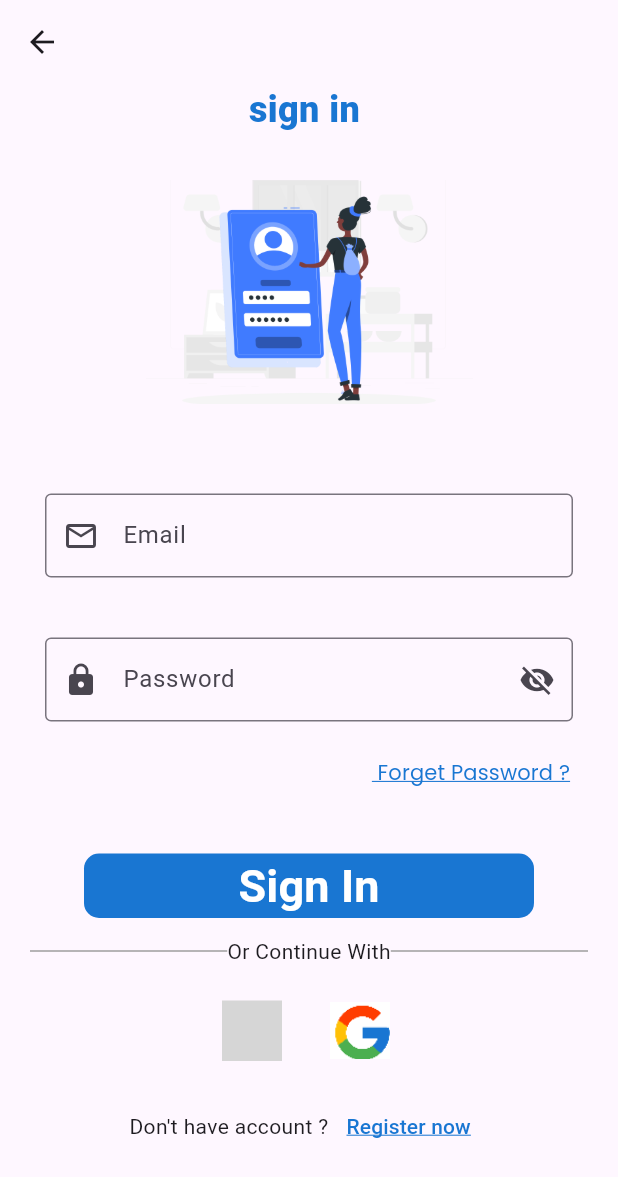
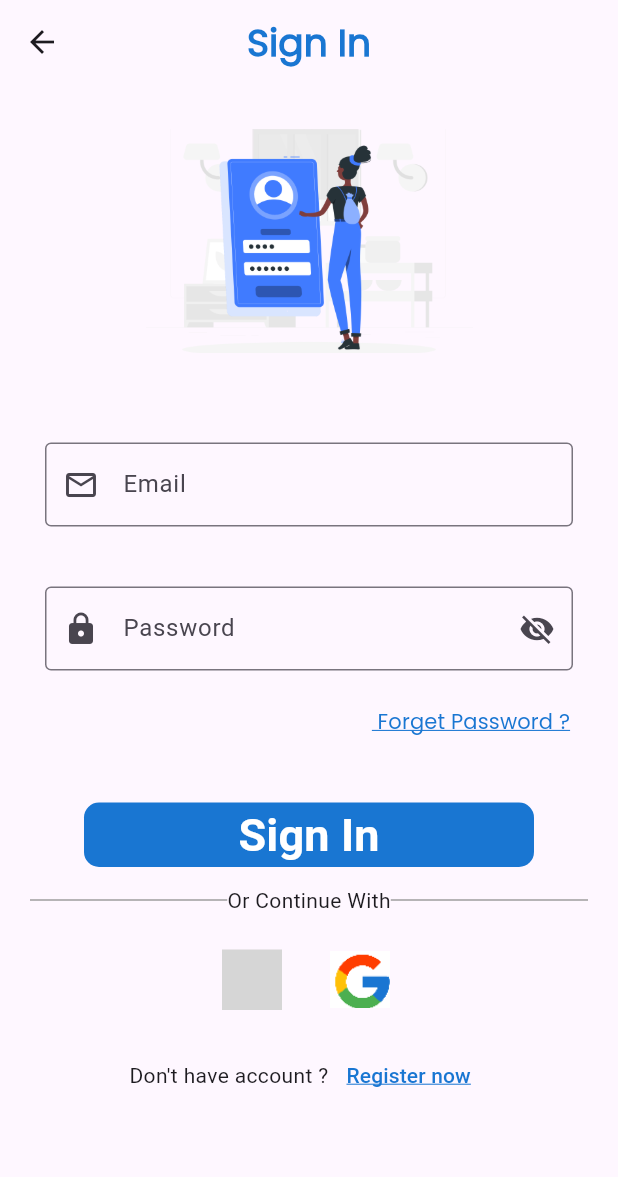
Before and after one commit to 1M0HAMEDSALAH/Graduation-Project, a Flutter app: the screen it shows after launch, after a tap on "Skip", after a tap on "parent phone", on a phone screen of 412 x 824 dp. Shown: the top 1177 px of the screen. Run offline on Flutter 3.47's test engine with Material 3 defaults, Android fonts, the phone set to English and light mode, and no system bars; our stand-ins replace firebase_auth, firebase_core, fluttertoast, font_awesome_flutter, google_sign_in, hexcolor and 2 more; missing offline and left inert: device_apps, flutter_facebook_auth, icon_icons, usage_stats; accounts and stored records are empty; network calls fail; grey boxes are pictures that could not be loaded.

Commit message:
initial commit

```diff
--- a/lib/main.dart
+++ b/lib/main.dart
@@ -1,10 +1,10 @@
 import 'package:firebase_auth/firebase_auth.dart';
 import 'package:firebase_core/firebase_core.dart';
 import 'package:flutter/material.dart';
+import 'package:flutter/services.dart';
 import 'package:kidscontrol/modules/kids_control/Home/homepage.dart';
 import 'package:kidscontrol/modules/kids_control/on_boarding/onboarding_screen.dart';
 import 'package:kidscontrol/shared/styles/colors.dart';
-
 
 
 void main()async {
@@ -16,13 +16,16 @@ void main()async {
 class MyApp extends StatelessWidget {
   const MyApp({super.key});
 
+
   // This widget is the root of your application.
   @override
   Widget build(BuildContext context) {
     return MaterialApp(
+      theme: ThemeData.light(),
+      darkTheme:  ThemeData.dark(),
+      themeMode:  ThemeMode.system,
       debugShowCheckedModeBanner: false,
-      home:
-      (FirebaseAuth.instance.currentUser != null &&
+      home: (FirebaseAuth.instance.currentUser != null &&
           FirebaseAuth.instance.currentUser!.emailVerified)
           ? HomePage()
           : const Splach(),
--- a/lib/modules/kids_control/Home/homepage.dart
+++ b/lib/modules/kids_control/Home/homepage.dart
@@ -5,12 +5,11 @@ import 'package:kidscontrol/modules/kids_control/Home/location/location_screen.d
 import 'package:kidscontrol/modules/kids_control/Home/notification/notification_screen.dart';
 import 'package:kidscontrol/modules/kids_control/Home/settings/settings_screen.dart';
 
-
 class HomePage extends StatefulWidget {
-
   @override
   _HomePageState createState() => _HomePageState();
 }
+
 
 class _HomePageState extends State<HomePage> {
 
--- a/lib/modules/kids_control/Home/settings/profile_setting.dart
+++ b/lib/modules/kids_control/Home/settings/profile_setting.dart
@@ -19,10 +19,10 @@ class _ProfileState extends State<Profile> {
   Widget build(BuildContext context) {
     return Scaffold(
       appBar: AppBar(
-        backgroundColor: defaultColor,
+
         title: const Text('Profile',
           style: TextStyle(
-            color: Colors.white,
+            color: defaultColor,
           fontSize: 25.0,
           fontWeight: FontWeight.w700
       ),
@@ -30,7 +30,7 @@ class _ProfileState extends State<Profile> {
         centerTitle: true,
       ),
       body: Padding(
-        padding: const EdgeInsets.all(8.0),
+        padding: const EdgeInsets.all(20.0),
         child: Column(
           children: [
             const SizedBox(height: 30,),
--- a/lib/modules/kids_control/device_apps/deviceapps_screen.dart
+++ b/lib/modules/kids_control/device_apps/deviceapps_screen.dart
@@ -5,7 +5,6 @@ import 'package:kidscontrol/modules/kids_control/device_apps/help_screen.dart';
 import 'package:kidscontrol/modules/kids_control/device_apps/notification_screen.dart';
 import 'package:kidscontrol/shared/styles/colors.dart';
 import 'package:usage_stats/usage_stats.dart';
-
 import 'appusage_screen.dart';
 
 
--- a/lib/modules/kids_control/login/forget_password.dart
+++ b/lib/modules/kids_control/login/forget_password.dart
@@ -41,9 +41,15 @@ class _ForgetPasswordState extends State<ForgetPassword> {
                        color: defaultColor,
                      ),
                    ),
+
                  ],
                ),
+                const SizedBox(
+                  height: 30,
+                ),
+
                 Center(
+
                   child: Container(
                       height: 220,
                       child: Image.asset("assets/images/Reset password-rafiki.png")),
--- a/lib/modules/kids_control/login/login_screen.dart
+++ b/lib/modules/kids_control/login/login_screen.dart
@@ -29,26 +29,34 @@ class _LoginScreenState extends State<LoginScreen> {
   @override
   Widget build(BuildContext context) {
     return Scaffold(
-      appBar: AppBar(),
+      appBar: AppBar(
+        centerTitle: true,
+        title:const Text(
+          "Sign In",
+          style: TextStyle(
+            // shadows: [
+            //   Shadow(
+            //     color: Colors.black38,
+            //     offset: Offset(2.0, 2.0),
+            //   ),
+            // ],
+            fontSize: 25,
+            fontWeight: FontWeight.bold,
+            color: defaultColor,
+            fontFamily: 'Default',
+          ),
+        ),
+      ),
       body: SingleChildScrollView(
         child: Column(
           children:[
-            const SafeArea(
-              child: Text("sign in ",
-                style: TextStyle(
-                  color: defaultColor,
-                  fontSize: 24,
-                  fontWeight: FontWeight.w900
-                ),
-              ),
-            ),
             const SizedBox(
               height: 30,
             ),
             Container(
               height: 149,
               width: 218,
-              decoration: BoxDecoration(
+              decoration:const  BoxDecoration(
                 image: DecorationImage(
                   image: AssetImage(
                     "assets/images/Login-rafiki.png",
@@ -83,7 +91,7 @@ class _LoginScreenState extends State<LoginScreen> {
                         onChanged: (String value) {
                           print(value);
                         },
-                        decoration: InputDecoration(
+                        decoration: const InputDecoration(
                           prefixIcon: Icon(
                             Icons.email_outlined,
                           ),
@@ -121,17 +129,17 @@ class _LoginScreenState extends State<LoginScreen> {
                                 _IsShow = !_IsShow;
                               });
                             },
-                            icon: _IsShow ? Icon(
+                            icon: _IsShow ? const Icon(
                               Icons.visibility_off,
                             )
-                                : Icon(Icons.visibility),
+                                : const Icon(Icons.visibility),
                           ),
-                          prefixIcon: Icon(
+                          prefixIcon: const Icon(
                             Icons.lock,
                           ),
                           labelText: 'Password',
                           hintText: ' enter your password',
-                          border: OutlineInputBorder(),
+                          border: const OutlineInputBorder(),
                         ),
                       ),
                     ),
@@ -207,7 +215,7 @@ class _LoginScreenState extends State<LoginScreen> {
                               height: 40.0,
                             )
                         ),
-                        SizedBox(
+                        const SizedBox(
                           width: 12,
                         ),
                         TextButton(
--- a/lib/modules/kids_control/on_boarding/onboarding_screen.dart
+++ b/lib/modules/kids_control/on_boarding/onboarding_screen.dart
@@ -172,7 +172,6 @@ class _OnBoardingScreenState extends State<OnBoardingScreen> {
             Container(
               width: 100,
               decoration: BoxDecoration(
-                color: Colors.white,
                 borderRadius: BorderRadiusDirectional.circular(10),
               ),
               child: TextButton(
@@ -182,8 +181,6 @@ class _OnBoardingScreenState extends State<OnBoardingScreen> {
               },
                   child: const Text("Skip",
                     style: TextStyle(
-                      decoration: TextDecoration.underline,
-                      decorationColor: defaultColor,
                       fontSize: 25,
                       color:defaultColor,
                       fontWeight: FontWeight.w600,
```
Also changed, not shown: lib/modules/kids_control/Home/dashboard/dashboard_screen.dart (+13 -13 lines), lib/modules/kids_control/Home/location/location_screen.dart (+11 -5 lines), lib/modules/kids_control/Home/notification/notification_screen.dart (+11 -6 lines), lib/modules/kids_control/Home/settings/Edit_profile_setting.dart (+12 -2 lines), lib/modules/kids_control/Home/settings/settings_screen.dart (+89 -50 lines), lib/modules/kids_control/child_side/childside_screen.dart (+20 -11 lines), lib/modules/kids_control/signup/signup_screen.dart (+16 -24 lines), lib/shared/styles/themes.dart (+40 -53 lines). Lines whose indentation alone changed are shown as unchanged.
